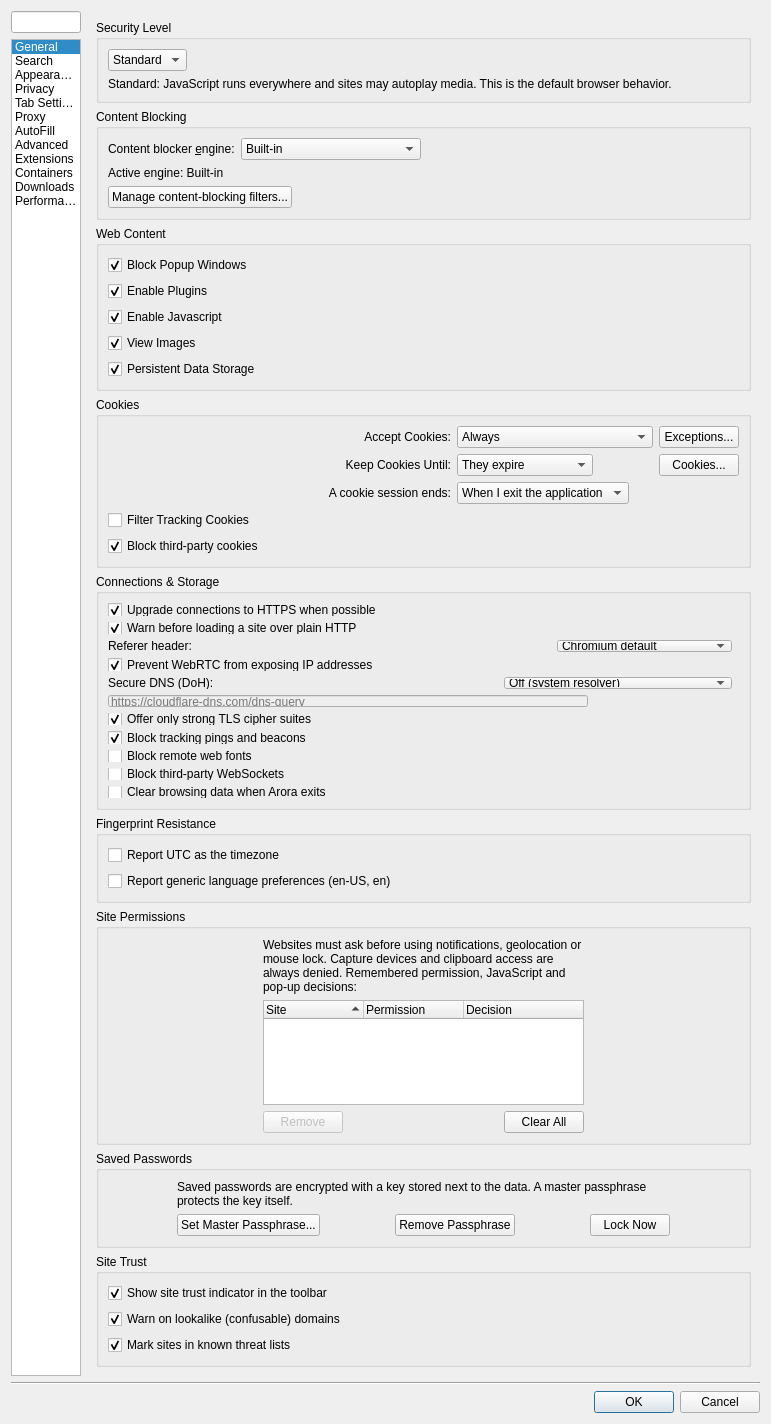
First picture: the form in src/settings.ui, repository IT-Space-2026/arktos, before the edit.
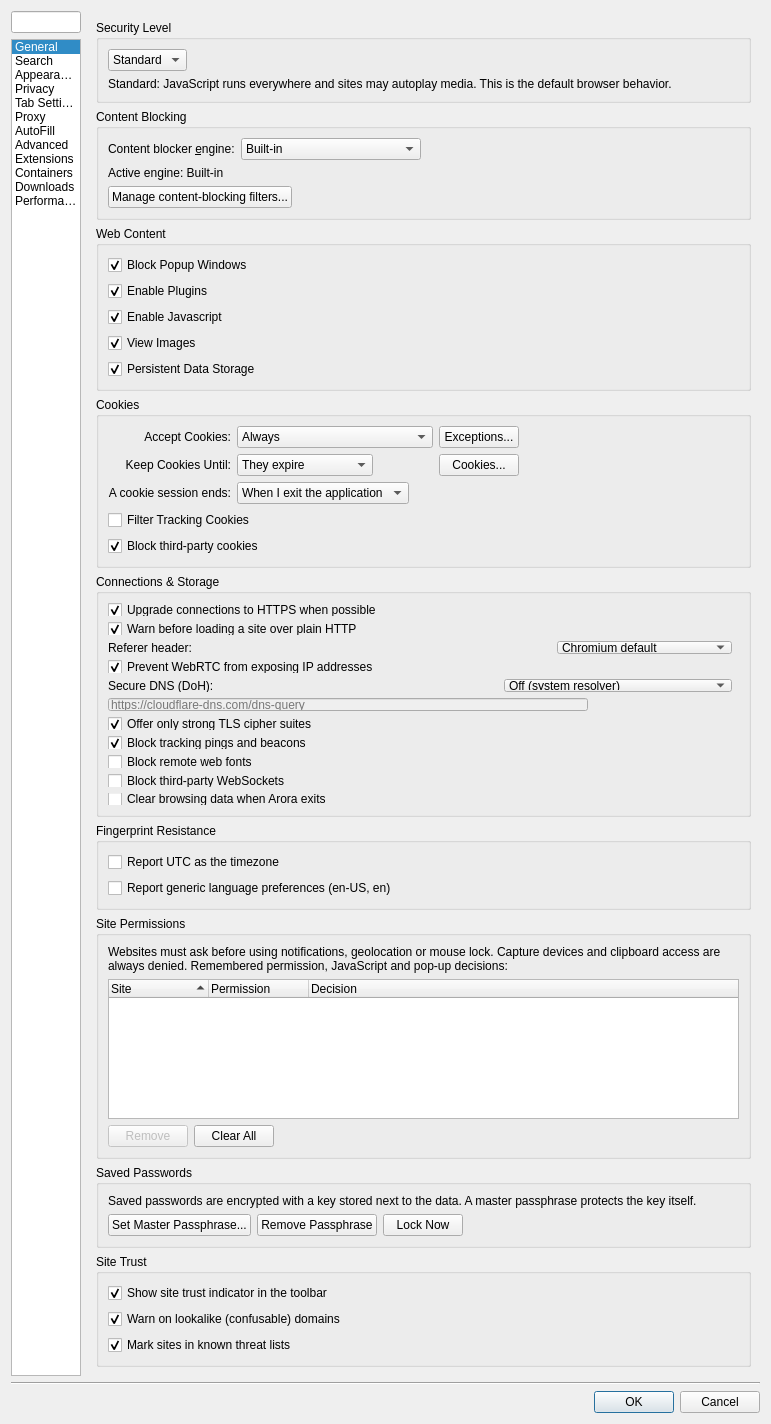
Second picture: the form after the edit. The open tabs and pages were chosen to show the change. Custom widgets are drawn as their Qt base class.

Commit message: PREFUI09: left-anchor Privacy page groups in Preferences

Diff of the .ui file:
```diff
--- a/src/settings.ui
+++ b/src/settings.ui
@@ -1694,7 +1694,7 @@
             </property>
            </widget>
           </item>
-          <item row="0" column="1">
+          <item row="0" column="1" alignment="Qt::AlignLeft">
            <widget class="QComboBox" name="acceptCombo">
             <property name="sizePolicy">
              <sizepolicy hsizetype="Maximum" vsizetype="Fixed">
@@ -1719,7 +1719,7 @@
             </item>
            </widget>
           </item>
-          <item row="0" column="2">
+          <item row="0" column="2" alignment="Qt::AlignLeft">
            <widget class="QPushButton" name="exceptionsButton">
             <property name="sizePolicy">
              <sizepolicy hsizetype="Maximum" vsizetype="Fixed">
@@ -1745,7 +1745,7 @@
             </property>
            </widget>
           </item>
-          <item row="1" column="1">
+          <item row="1" column="1" alignment="Qt::AlignLeft">
            <widget class="QComboBox" name="keepUntilCombo">
             <property name="sizePolicy">
              <sizepolicy hsizetype="Maximum" vsizetype="Fixed">
@@ -1770,7 +1770,7 @@
             </item>
            </widget>
           </item>
-          <item row="1" column="2">
+          <item row="1" column="2" alignment="Qt::AlignLeft">
            <widget class="QPushButton" name="cookiesButton">
             <property name="sizePolicy">
              <sizepolicy hsizetype="Maximum" vsizetype="Fixed">
@@ -1783,14 +1783,14 @@
             </property>
            </widget>
           </item>
-          <item row="3" column="0" colspan="3">
+          <item row="3" column="0" colspan="2">
            <widget class="QCheckBox" name="filterTrackingCookiesCheckbox">
             <property name="text">
              <string>Filter Tracking Cookies</string>
             </property>
            </widget>
           </item>
-          <item row="4" column="0" colspan="3">
+          <item row="4" column="0" colspan="2">
            <widget class="QCheckBox" name="blockThirdPartyCookies">
             <property name="toolTip">
              <string>Reject cookies set by embedded third-party content even when cookies are accepted generally. Per-site exceptions above still apply.</string>
@@ -1816,7 +1816,7 @@
             </property>
            </widget>
           </item>
-          <item row="2" column="1">
+          <item row="2" column="1" alignment="Qt::AlignLeft">
            <widget class="QComboBox" name="cookieSessionCombo">
             <property name="sizePolicy">
              <sizepolicy hsizetype="Maximum" vsizetype="Fixed">
@@ -2145,8 +2145,8 @@
          <property name="title">
           <string>Site Permissions</string>
          </property>
-         <layout class="QGridLayout" columnstretch="0,1">
-          <item row="0" column="0" colspan="2">
+         <layout class="QVBoxLayout">
+          <item>
            <widget class="QLabel" name="permissionsHintLabel">
             <property name="text">
              <string>Websites must ask before using notifications, geolocation or mouse lock. Capture devices and clipboard access are always denied. Remembered permission, JavaScript and pop-up decisions:</string>
@@ -2156,7 +2156,7 @@
             </property>
            </widget>
           </item>
-          <item row="1" column="0" colspan="2">
+          <item>
            <widget class="QTreeWidget" name="permissionsTree">
             <property name="accessibleName">
              <string>Site permissions</string>
@@ -2187,7 +2187,9 @@
             </column>
            </widget>
           </item>
-          <item row="2" column="0">
+          <item>
+           <layout class="QHBoxLayout">
+            <item>
            <widget class="QPushButton" name="permissionRemoveButton">
             <property name="sizePolicy">
              <sizepolicy hsizetype="Maximum" vsizetype="Fixed">
@@ -2203,7 +2205,7 @@
             </property>
            </widget>
           </item>
-          <item row="2" column="1">
+            <item>
            <widget class="QPushButton" name="permissionClearAllButton">
             <property name="sizePolicy">
              <sizepolicy hsizetype="Maximum" vsizetype="Fixed">
@@ -2216,6 +2218,21 @@
             </property>
            </widget>
           </item>
+            <item>
+             <spacer name="permissionsButtonSpacer">
+              <property name="orientation">
+               <enum>Qt::Horizontal</enum>
+              </property>
+              <property name="sizeHint" stdset="0">
+               <size>
+                <width>40</width>
+                <height>20</height>
+               </size>
+              </property>
+             </spacer>
+            </item>
+           </layout>
+          </item>
          </layout>
         </widget>
        </item>
@@ -2224,8 +2241,8 @@
          <property name="title">
           <string>Saved Passwords</string>
          </property>
-         <layout class="QGridLayout" columnstretch="0,0,1">
-          <item row="0" column="0" colspan="3">
+         <layout class="QVBoxLayout">
+          <item>
            <widget class="QLabel" name="credentialStatusLabel">
             <property name="text">
              <string>Saved passwords are encrypted with a key stored next to the data. A master passphrase protects the key itself.</string>
@@ -2235,7 +2252,9 @@
             </property>
            </widget>
           </item>
-          <item row="1" column="0">
+          <item>
+           <layout class="QHBoxLayout">
+            <item>
            <widget class="QPushButton" name="credentialPassphraseButton">
             <property name="sizePolicy">
              <sizepolicy hsizetype="Maximum" vsizetype="Fixed">
@@ -2248,7 +2267,7 @@
             </property>
            </widget>
           </item>
-          <item row="1" column="1">
+            <item>
            <widget class="QPushButton" name="credentialRemoveButton">
             <property name="sizePolicy">
              <sizepolicy hsizetype="Maximum" vsizetype="Fixed">
@@ -2261,7 +2280,7 @@
             </property>
            </widget>
           </item>
-          <item row="1" column="2">
+            <item>
            <widget class="QPushButton" name="credentialLockButton">
             <property name="sizePolicy">
              <sizepolicy hsizetype="Maximum" vsizetype="Fixed">
@@ -2273,6 +2292,21 @@
              <string>Lock Now</string>
             </property>
            </widget>
+            </item>
+            <item>
+             <spacer name="credentialButtonSpacer">
+              <property name="orientation">
+               <enum>Qt::Horizontal</enum>
+              </property>
+              <property name="sizeHint" stdset="0">
+               <size>
+                <width>40</width>
+                <height>20</height>
+               </size>
+              </property>
+             </spacer>
+            </item>
+           </layout>
           </item>
          </layout>
         </widget>
```
Lines whose indentation alone changed are shown as unchanged. The commit also changes 5 other files.
